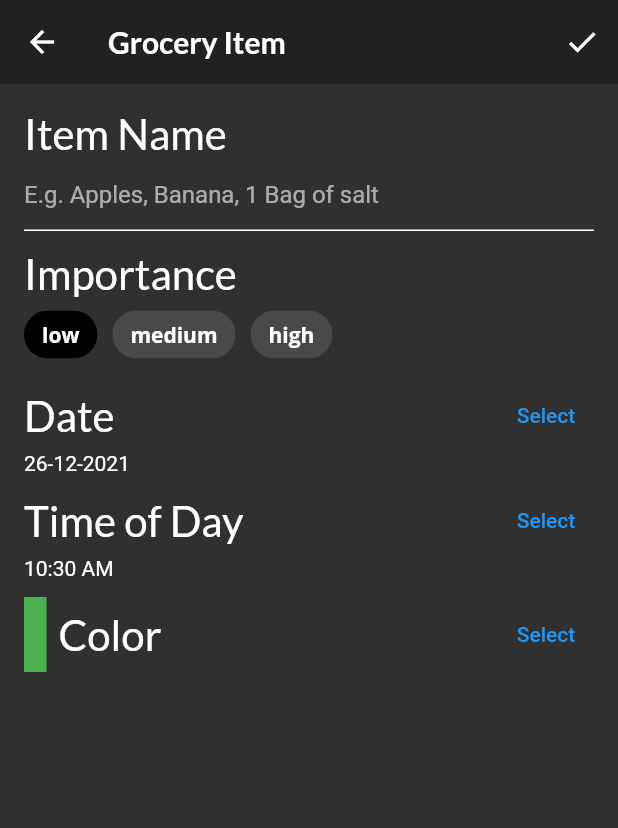
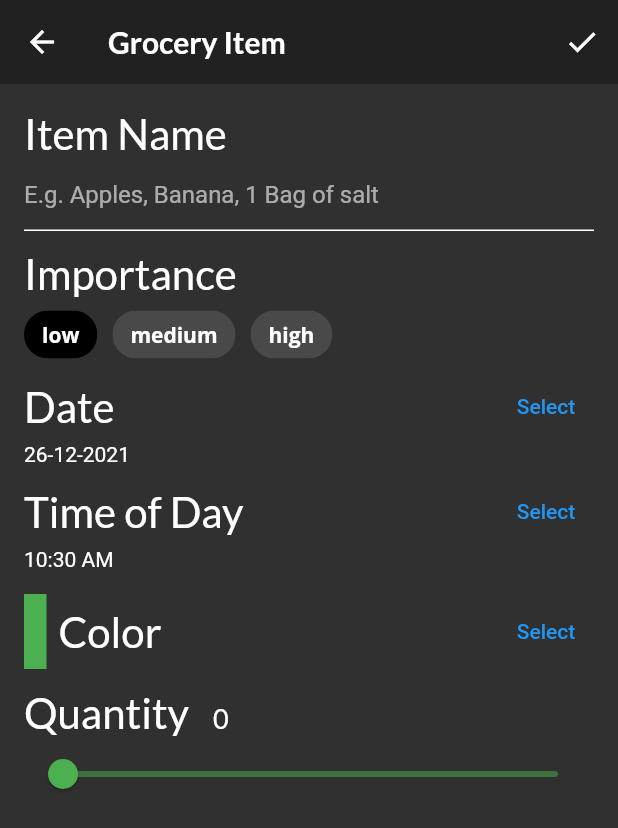
Before and after one commit to Kvaara/flutter_fooderlich_app, a Flutter app: the screen it shows after launch, item 3 of the bottom bar chosen, after a tap on the "add" icon, on a phone screen of 412 x 824 dp. Shown: the top 828 px of the screen. Run offline on Flutter 3.47's test engine with Material 2 defaults, Android fonts, the phone set to English and light mode, and no system bars; our stand-ins replace flutter_colorpicker, google_fonts.

Commit message:
Finally the last of the methods, buildQuantityField. This returns a Column with a quantity Text and a Slider. Users can use this Slider to choose the amount of groceries to buy. Minimum amount is 0 and maximum is 100 with increments of 1.

```diff
--- a/lib/screens/grocery_item_screen.dart
+++ b/lib/screens/grocery_item_screen.dart
@@ -85,12 +85,13 @@ class _GroceryItemScreenState extends State<GroceryItemScreen> {
             buildNameField(),
             const SizedBox(height: 11.0),
             buildImportanceField(),
-            const SizedBox(height: 6.0),
             buildDateField(context),
             const SizedBox(height: 6.0),
             buildTimeField(context),
-            const SizedBox(height: 11.0),
+            const SizedBox(height: 15.0),
             buildColorPicker(context),
+            const SizedBox(height: 12.0),
+            buildQuantityField(),
           ],
         ),
       ),
@@ -289,4 +290,41 @@ class _GroceryItemScreenState extends State<GroceryItemScreen> {
       ],
     );
   }
+
+  Widget buildQuantityField() {
+    return Column(
+      crossAxisAlignment: CrossAxisAlignment.start,
+      children: [
+        Row(
+          crossAxisAlignment: CrossAxisAlignment.baseline,
+          textBaseline: TextBaseline.alphabetic,
+          children: [
+            Text(
+              'Quantity',
+              style: GoogleFonts.lato(fontSize: 28.0),
+            ),
+            const SizedBox(width: 16.0),
+            Text(
+              _currentSliderValue.toString(),
+              style: GoogleFonts.lato(fontSize: 18.0),
+            ),
+          ],
+        ),
+        Slider(
+          inactiveColor: _currentColor.withOpacity(0.5),
+          activeColor: _currentColor,
+          value: _currentSliderValue.toDouble(),
+          min: 0.0,
+          max: 100.0,
+          divisions: 100,
+          label: _currentSliderValue.toString(),
+          onChanged: (double value) {
+            setState(() {
+              _currentSliderValue = value.toInt();
+            });
+          },
+        ),
+      ],
+    );
+  }
 }
```
